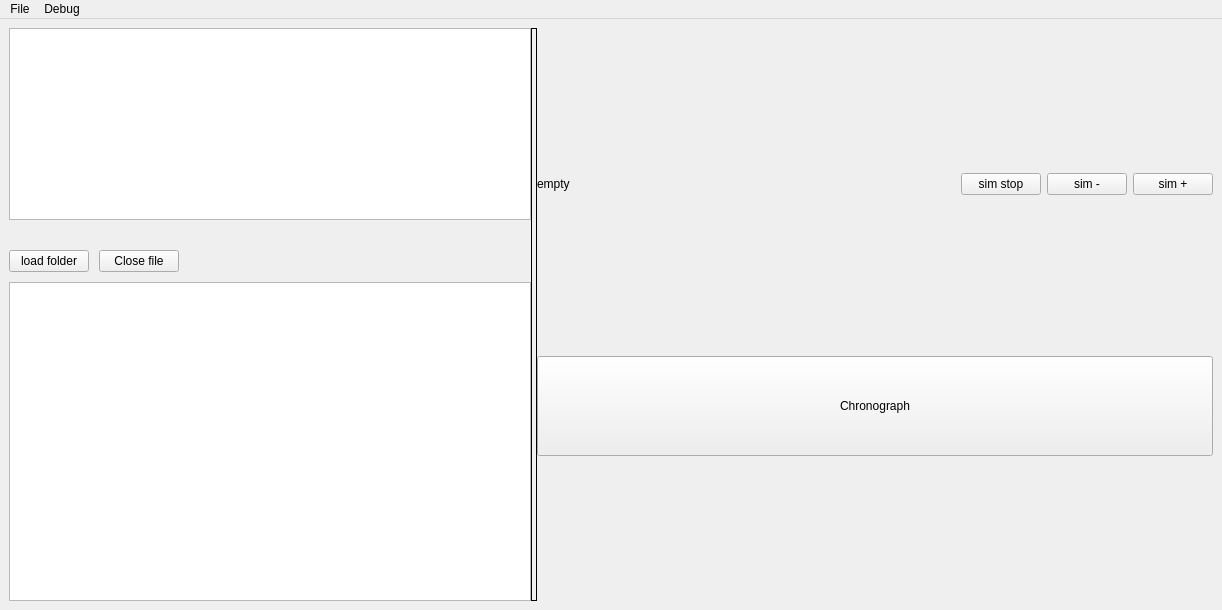
Before: the Qt Designer form code/ui_design/mainwindow.ui in LirokWid/QT_VHDL_simulator, drawn with Qt 5.
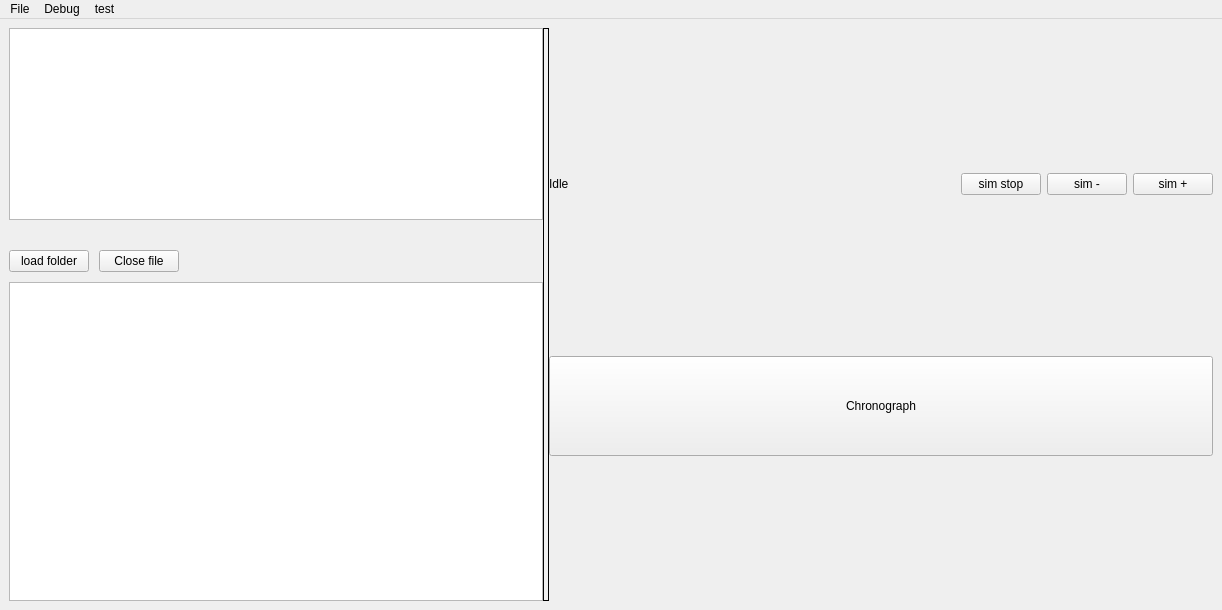
After: the same form once the commit is applied.

Commit message: feat: Add DebugWindow class for displaying debug messages

Patch:
```diff
--- a/code/ui_design/mainwindow.ui
+++ b/code/ui_design/mainwindow.ui
@@ -193,7 +193,7 @@
             <item>
              <widget class="QLabel" name="label">
               <property name="text">
-               <string>empty</string>
+               <string>Idle</string>
               </property>
              </widget>
             </item>
@@ -301,10 +301,19 @@
     <property name="title">
      <string>Debug</string>
     </property>
-    <addaction name="actionDebug_output"/>
+    <addaction name="actionOpenDebugWindow"/>
+   </widget>
+   <widget class="QMenu" name="menutest">
+    <property name="title">
+     <string>test</string>
+    </property>
+    <addaction name="action1"/>
+    <addaction name="action2"/>
+    <addaction name="action3"/>
    </widget>
    <addaction name="menuFile"/>
    <addaction name="menuDebug"/>
+   <addaction name="menutest"/>
   </widget>
   <action name="actionNew_Simulation">
    <property name="text">
```
Left out of the diff: 17 changed lines with no effect on the pictures. The commit also changes 5 other files.
